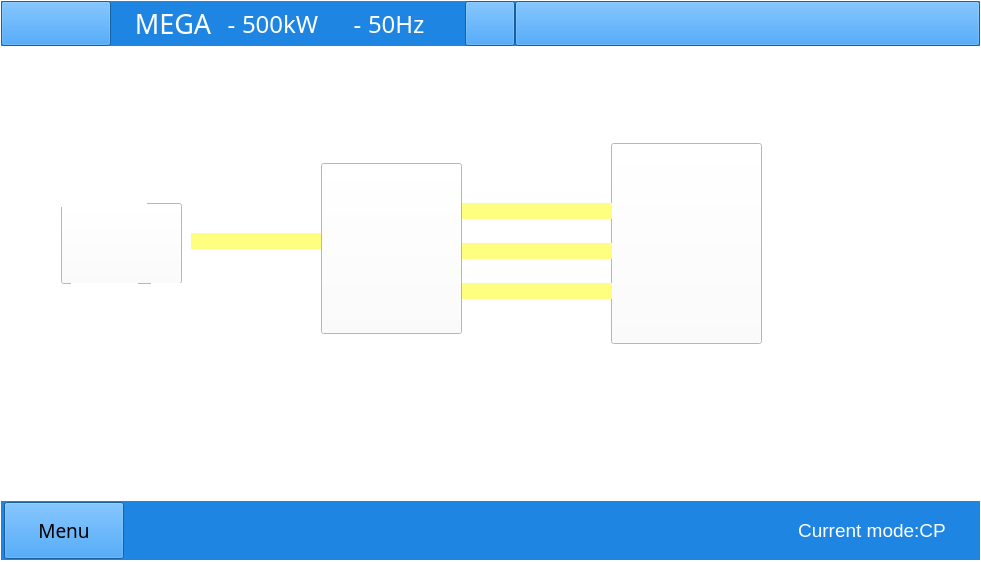
Qt form win.ui (megarevolpr/Win) before a commit.
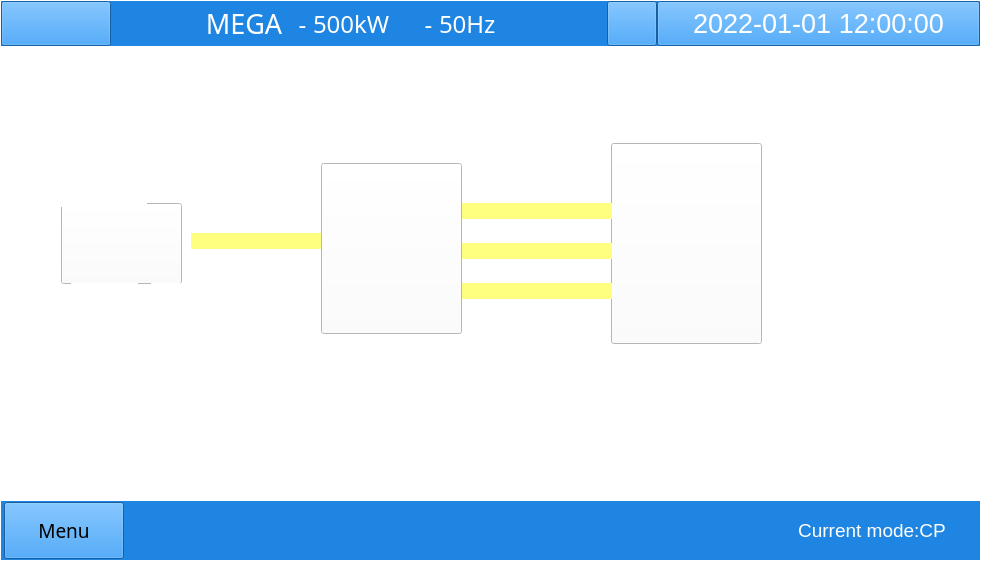
The same form after that commit. The open tabs and pages were chosen to show the change. Icons and pictures are not drawn.

The edit to the form file:
```diff
--- a/win.ui
+++ b/win.ui
@@ -2244,18 +2244,26 @@
        <widget class="QPushButton" name="TimeSeting_btn">
         <property name="minimumSize">
          <size>
-          <width>465</width>
+          <width>323</width>
           <height>45</height>
          </size>
         </property>
         <property name="maximumSize">
          <size>
-          <width>465</width>
+          <width>323</width>
           <height>45</height>
          </size>
         </property>
+        <property name="font">
+         <font>
+          <pointsize>20</pointsize>
+         </font>
+        </property>
+        <property name="styleSheet">
+         <string notr="true">color: rgb(255, 255, 255);</string>
+        </property>
         <property name="text">
-         <string/>
+         <string>2022-01-01 12:00:00</string>
         </property>
        </widget>
       </item>
```
Left out of the diff: 2 changed lines with no effect on the pictures.
